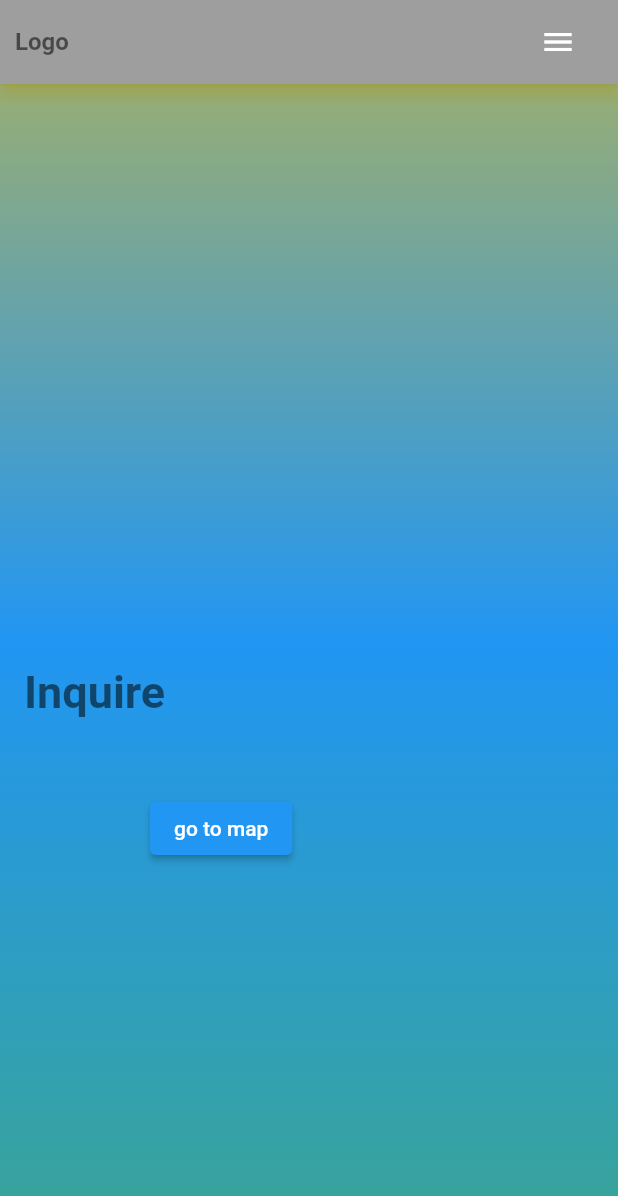
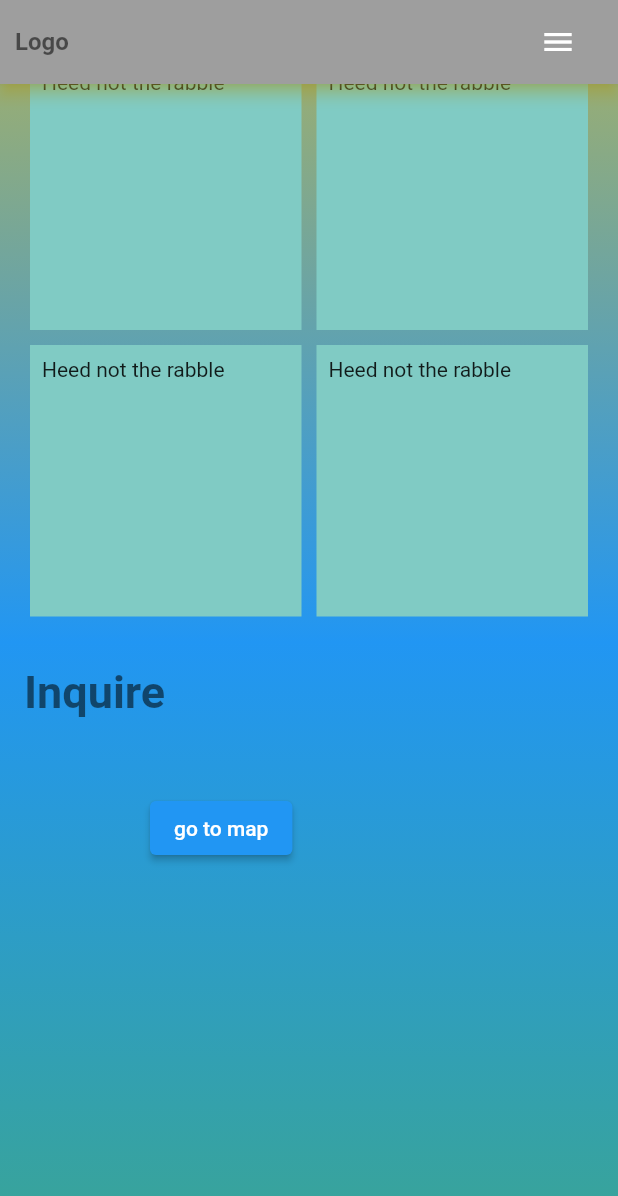
Before and after one commit to hkseo98/OPENIT_intro, a Flutter app: the screen it shows after launch, scrolled down 1728 dp, on a phone screen of 412 x 824 dp. Shown: the top 1196 px of the screen. Run offline on Flutter 3.47's test engine with Material 2 defaults, Android fonts, the light colour scheme and no system bars; drawn by our look-alikes of scroll_to_index; our stand-ins replace get; missing offline and left inert: dart:html, google_maps.

Commit message:
team gridview

```diff
--- a/lib/src/pages/team.dart
+++ b/lib/src/pages/team.dart
@@ -6,8 +6,17 @@ class TeamPage extends StatelessWidget {
 
   @override
   Widget build(BuildContext context) {
-    return Container(
-      child: Padding(
+    return Stack(
+      children: [
+        Container(
+          height: 700,
+          decoration: BoxDecoration(
+              gradient: LinearGradient(
+                  begin: Alignment.topCenter,
+                  end: Alignment.bottomCenter,
+                  colors: [Colors.amber, Colors.blue])),
+        ),
+        Padding(
           padding: EdgeInsets.all(16),
           child: CustomText(
             text: "Team",
@@ -15,12 +24,65 @@ class TeamPage extends StatelessWidget {
             weight: FontWeight.bold,
           ),
         ),
-      height: 700,
-      decoration: BoxDecoration(
-          gradient: LinearGradient(
-              begin: Alignment.topCenter,
-              end: Alignment.bottomCenter,
-              colors: [Colors.amber, Colors.blue])),
+        Positioned(
+          top: 100,
+          child: SizedBox(
+            width: MediaQuery.of(context).size.width,
+            height: MediaQuery.of(context).size.height,
+            child: GridView.count(
+              primary: false,
+              padding: const EdgeInsets.all(20),
+              crossAxisSpacing: 10,
+              mainAxisSpacing: 10,
+              crossAxisCount: 2,
+              children: <Widget>[
+                Container(
+                  width: 100,
+                  height: 100,
+                  padding: const EdgeInsets.all(8),
+                  child: const Text("He'd have you all unravel at the"),
+                  color: Colors.teal[100],
+                ),
+                Container(
+                  width: 100,
+                  height: 100,
+                  padding: const EdgeInsets.all(8),
+                  child: const Text('Heed not the rabble'),
+                  color: Colors.teal[200],
+                ),
+                Container(
+                  width: 100,
+                  height: 100,
+                  padding: const EdgeInsets.all(8),
+                  child: const Text('Heed not the rabble'),
+                  color: Colors.teal[200],
+                ),
+                Container(
+                  width: 100,
+                  height: 100,
+                  padding: const EdgeInsets.all(8),
+                  child: const Text('Heed not the rabble'),
+                  color: Colors.teal[200],
+                ),
+                Container(
+                  width: 100,
+                  height: 100,
+                  padding: const EdgeInsets.all(8),
+                  child: const Text('Heed not the rabble'),
+                  color: Colors.teal[200],
+                ),
+                Container(
+                  width: 100,
+                  height: 100,
+                  padding: const EdgeInsets.all(8),
+                  child: const Text('Heed not the rabble'),
+                  color: Colors.teal[200],
+                ),
+              ],
+            ),
+          ),
+        ),
+      ],
     );
   }
 }
```
Lines whose indentation alone changed are shown as unchanged.
